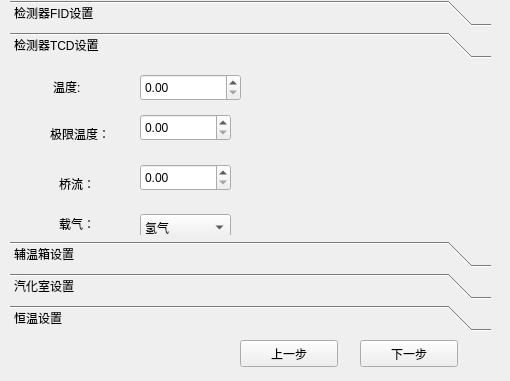
chadwangcn/control_app, file res/ui/solutionParam.ui: the form before one commit.
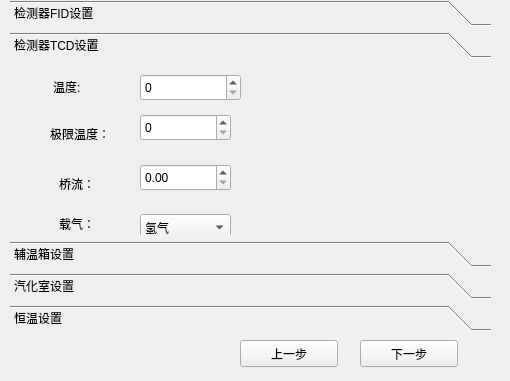
The form after the commit. The open tabs and pages were chosen to show the change.

Commit message: update ui data range

What changed in the file:
```diff
--- a/res/ui/solutionParam.ui
+++ b/res/ui/solutionParam.ui
@@ -169,6 +169,12 @@
        <height>27</height>
       </rect>
      </property>
+     <property name="decimals">
+      <number>0</number>
+     </property>
+     <property name="maximum">
+      <double>500.000000000000000</double>
+     </property>
     </widget>
     <widget class="QDoubleSpinBox" name="MaxTemp_TCD">
      <property name="geometry">
@@ -179,6 +185,12 @@
        <height>27</height>
       </rect>
      </property>
+     <property name="decimals">
+      <number>0</number>
+     </property>
+     <property name="maximum">
+      <double>500.000000000000000</double>
+     </property>
     </widget>
     <widget class="QLabel" name="label_2">
      <property name="geometry">
```
Left out of the diff: 35 changed lines with no effect on the pictures.
